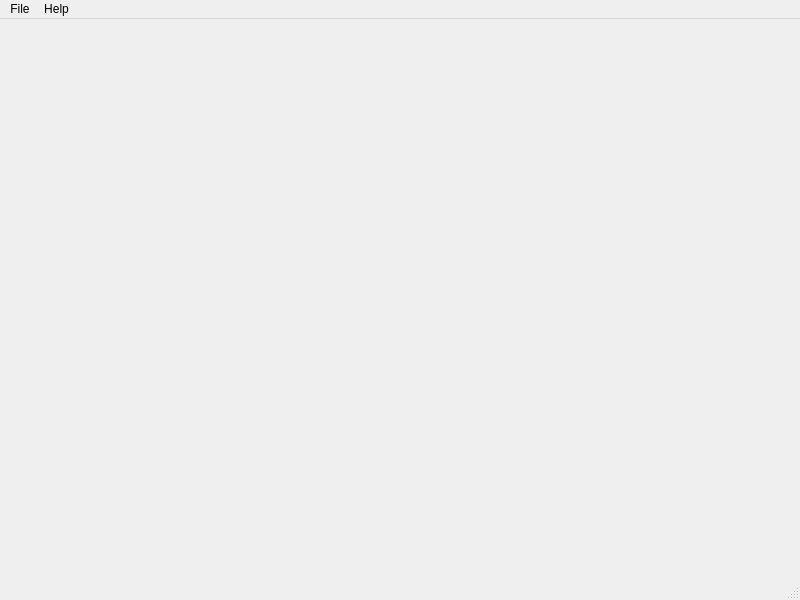
Before: the Qt Designer form app/src/ui/mainwindow.ui in LeftySolara/gbt, drawn with Qt 5.
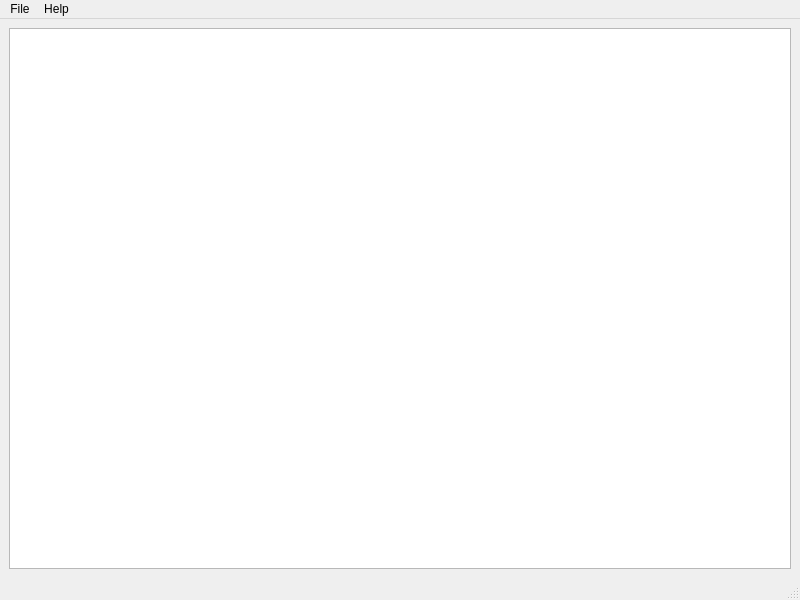
After: the same form once the commit is applied.

Commit message: Add: model and view in main window

What changed in the file:
```diff
--- a/app/src/ui/mainwindow.ui
+++ b/app/src/ui/mainwindow.ui
@@ -13,7 +13,13 @@
   <property name="windowTitle">
    <string>MainWindow</string>
   </property>
-  <widget class="QWidget" name="centralwidget"/>
+  <widget class="QWidget" name="centralwidget">
+   <layout class="QHBoxLayout" name="horizontalLayout">
+    <item>
+     <widget class="QTableView" name="libraryTableView"/>
+    </item>
+   </layout>
+  </widget>
   <widget class="QMenuBar" name="menubar">
    <property name="geometry">
     <rect>
```
Left out of the diff: 2 changed lines with no effect on the pictures. The commit also changes 4 other files.
